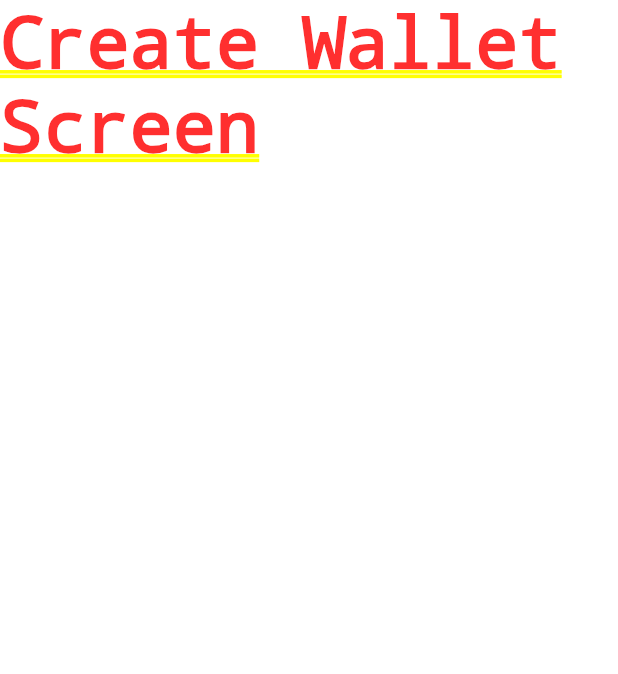
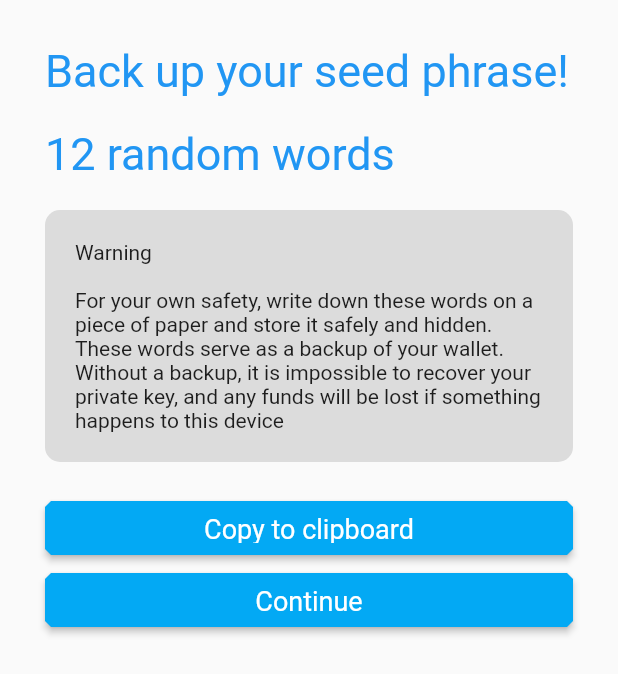
Before and after one commit to atrang789/PoltergeistWallet, a Flutter app: the screen it shows after launch, after a tap on "Create New Wallet", on a phone screen of 412 x 824 dp. Shown: the top 674 px of the screen. Run offline on Flutter 3.47's test engine with Material 2 defaults, Android fonts, the phone set to English and light mode, and no system bars; drawn by our look-alikes of animated_text_kit.

Commit message:
created new layout screen with animation for generating new wallet

```diff
--- a/lib/constants.dart
+++ b/lib/constants.dart
@@ -7,10 +7,7 @@ const kPrimaryColor = Color(0xFF17B1E7);
 const kSecondaryColor = Color(0xFF0077B7);
 const kDarkSecondaryColor = Color(0xFF006599);
 
-//Component Colors
-const kActiveCardColour = Color(0xFF1D1E33);
-const kInactiveCardColour = Color(0xFF111328);
-
+//Styles
 const kMediumButtonTextStyle = TextStyle(
   fontSize: 18.0,
   fontWeight: FontWeight.normal,
@@ -18,3 +15,12 @@ const kMediumButtonTextStyle = TextStyle(
 );
 
 const kSettingsIcon = 'images/setting_icon.png';
+
+//Text
+const String kSettingBackup = 'Back up your seed phrase!';
+const String kWarning = 'Warning';
+const String kSettingWarningDescription = 'For your own safety, write down these words on a piece of paper and store it safely and hidden. These words serve as a backup of your wallet.  Without a backup, it is impossible to recover your private key, and any funds will be lost if something happens to this device';
+
+//Button Text
+const String kButtonCopy = 'Copy to clipboard';
+const String kButtonContinue = 'Continue';
--- a/lib/main.dart
+++ b/lib/main.dart
@@ -4,6 +4,8 @@ import 'package:poltergeistwallet/screens/import_wallet_screen.dart';
 import 'package:poltergeistwallet/screens/manage_screen.dart';
 import 'package:poltergeistwallet/screens/settings_screen.dart';
 import 'package:poltergeistwallet/screens/welcome_screen.dart';
+
+import 'constants.dart';
 
 void main() {
   runApp(PoltergeistWallet());
@@ -14,10 +16,6 @@ class PoltergeistWallet extends StatelessWidget {
   @override
   Widget build(BuildContext context) {
     return MaterialApp(
-      title: 'Flutter Demo',
-      theme: ThemeData(
-        primarySwatch: Colors.blue,
-      ),
       initialRoute: WelcomeScreen.id,
       routes: {
         WelcomeScreen.id: (context) => WelcomeScreen(),
--- a/lib/screens/create_wallet_screen.dart
+++ b/lib/screens/create_wallet_screen.dart
@@ -1,4 +1,8 @@
+import 'package:animated_text_kit/animated_text_kit.dart';
+import 'package:flutter/material.dart';
 import 'package:flutter/widgets.dart';
+import 'package:poltergeistwallet/constants.dart';
+import 'package:poltergeistwallet/components/square_button.dart';
 
 class CreateWalletScreen extends StatefulWidget {
   static String id = 'create_wallet_screen';
@@ -8,10 +12,49 @@ class CreateWalletScreen extends StatefulWidget {
 }
 
 class _CreateWalletScreen extends State<CreateWalletScreen> {
+  final double _sizedBoxHeight = 20;
+
   @override
   Widget build(BuildContext context) {
-    return Container(
-      child: Text('Create Wallet Screen'),
+    return Scaffold(
+      body: Padding(
+        padding: EdgeInsets.all(30.0),
+        child:
+            Column(
+          crossAxisAlignment: CrossAxisAlignment.start,
+          textDirection: TextDirection.ltr,
+          children: [
+            AnimatedTextKit(animatedTexts: [
+              TypewriterAnimatedText(kSettingBackup,
+                textStyle: TextStyle(color: Colors.blue, fontSize: 30.0),
+              ),
+            ]),
+            SizedBox(height: _sizedBoxHeight),
+            Text(
+              '12 random words',
+              style: TextStyle(color: Colors.blue, fontSize: 30.0),
+            ),
+            SizedBox(height: _sizedBoxHeight),
+            Container(
+              padding: EdgeInsets.all(20),
+              child: Text('$kWarning\n\n$kSettingWarningDescription'),
+              decoration: BoxDecoration(
+                color: Colors.black12,
+                borderRadius: BorderRadius.circular(10.0),
+              ),
+            ),
+            SizedBox(height: _sizedBoxHeight),
+            SquareButton(
+              onPressed: () {},
+              buttonTitle: kButtonCopy,
+            ),
+            SquareButton(
+              onPressed: () {},
+              buttonTitle: kButtonContinue,
+            ),
+          ],
+        ),
+      ),
     );
   }
 }
--- a/lib/screens/welcome_screen.dart
+++ b/lib/screens/welcome_screen.dart
@@ -31,14 +31,15 @@ class _WelcomeScreenState extends State<WelcomeScreen> with SingleTickerProvider
 
     _animation = CurvedAnimation(parent: _animationController, curve: Curves.bounceOut);
     _animationController.forward();
-    _animationController.addListener(() {setState(() {
-
-    });});
+    _animationController.addListener(() {
+      setState(() {});
+    });
   }
 
   @override
   Widget build(BuildContext context) {
-    return Container(
+    return SafeArea(
+      child: Container(
         decoration: BoxDecoration(
             gradient: LinearGradient(
                 begin: Alignment.bottomRight,
@@ -111,6 +112,7 @@ class _WelcomeScreenState extends State<WelcomeScreen> with SingleTickerProvider
                 )),
               ]),
         ),
+      ),
     );
   }
 }
```
Also changed, not shown: pubspec.yaml (+2 -39 lines), pubspec.lock. Lines whose indentation alone changed are shown as unchanged.
